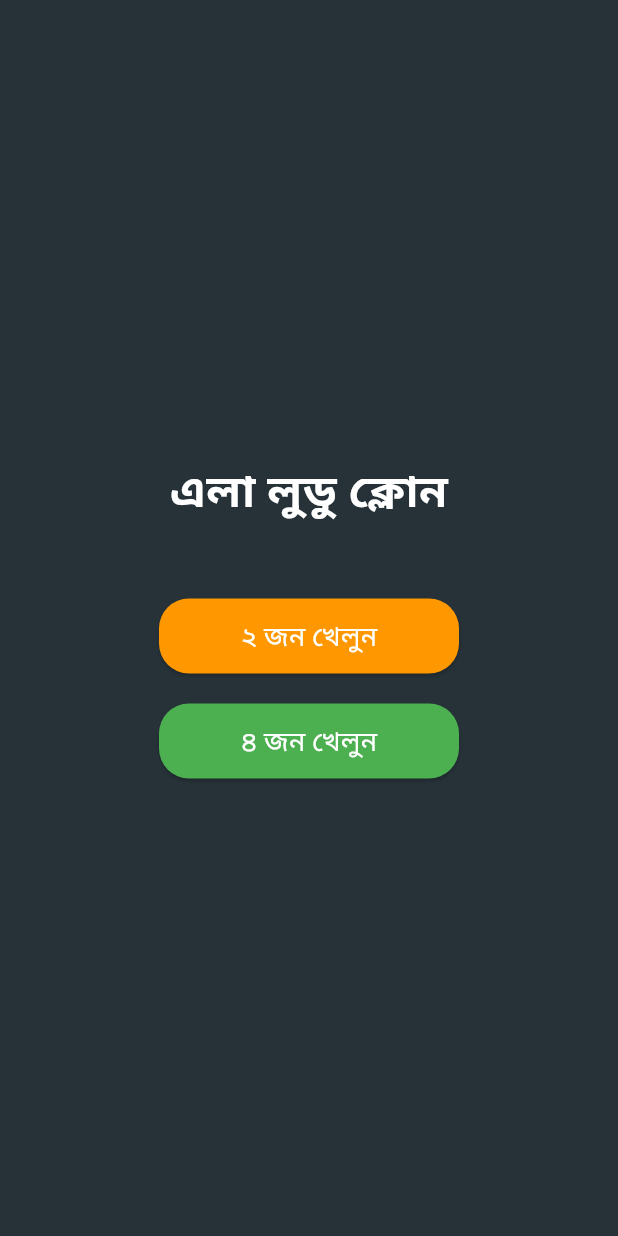
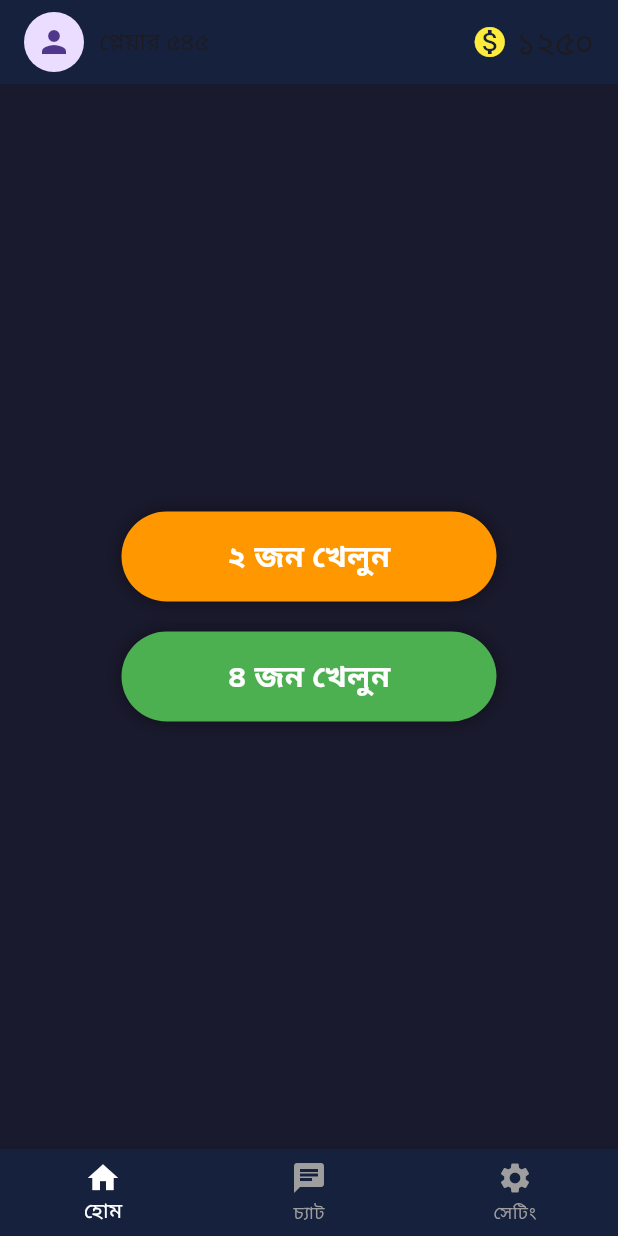
Before and after one commit to Roykk55/ludo_khela_hd, a Flutter app: the screen it shows after launch, on a phone screen of 412 x 824 dp. Run offline on Flutter 3.47's test engine with Material 3 defaults, Android fonts, the light colour scheme and no system bars.

Commit message:
Update main.dart

```diff
--- a/lib/main.dart
+++ b/lib/main.dart
@@ -16,34 +16,59 @@ class LudoHomeScreen extends StatelessWidget {
   @override
   Widget build(BuildContext context) {
     return Scaffold(
-      backgroundColor: Colors.blueGrey[900], // এলা লুডুর ব্যাকগ্রাউন্ডের মতো গাঢ় রঙ
-      body: Center(
-        child: Column(
-          mainAxisAlignment: MainAxisAlignment.center,
+      backgroundColor: Color(0xFF1A1A2E), // এলা লুডুর ডার্ক থিম
+      appBar: AppBar(
+        backgroundColor: Color(0xFF16213E),
+        title: Row(
           children: [
-            Text("এলা লুডু ক্লোন", style: TextStyle(fontSize: 30, color: Colors.white, fontWeight: FontWeight.bold)),
-            SizedBox(height: 50),
-            _buildMenuButton("২ জন খেলুন", Colors.orange),
-            SizedBox(height: 20),
-            _buildMenuButton("৪ জন খেলুন", Colors.green),
+            CircleAvatar(child: Icon(Icons.person)),
+            SizedBox(width: 10),
+            Text("প্লেয়ার ৫৪৫", style: TextStyle(fontSize: 16)),
+            Spacer(),
+            Icon(Icons.monetization_on, color: Colors.yellow),
+            Text(" ১২৫০"),
           ],
         ),
+      ),
+      body: Column(
+        children: [
+          Expanded(
+            child: Center(
+              child: Column(
+                mainAxisAlignment: MainAxisAlignment.center,
+                children: [
+                  _ludoButton("২ জন খেলুন", Colors.orange),
+                  SizedBox(height: 20),
+                  _ludoButton("৪ জন খেলুন", Colors.green),
+                ],
+              ),
+            ),
+          ),
+        ],
+      ),
+      bottomNavigationBar: BottomNavigationBar(
+        backgroundColor: Color(0xFF16213E),
+        selectedItemColor: Colors.white,
+        unselectedItemColor: Colors.grey,
+        items: [
+          BottomNavigationBarItem(icon: Icon(Icons.home), label: "হোম"),
+          BottomNavigationBarItem(icon: Icon(Icons.chat), label: "চ্যাট"),
+          BottomNavigationBarItem(icon: Icon(Icons.settings), label: "সেটিং"),
+        ],
       ),
     );
   }
 
-  Widget _buildMenuButton(String title, Color color) {
-    return SizedBox(
-      width: 200,
-      height: 50,
-      child: ElevatedButton(
-        style: ElevatedButton.styleFrom(
-          backgroundColor: color,
-          shape: RoundedRectangleBorder(borderRadius: BorderRadius.circular(20)),
-        ),
-        onPressed: () {},
-        child: Text(title, style: TextStyle(fontSize: 18, color: Colors.white)),
+  Widget _ludoButton(String text, Color color) {
+    return Container(
+      width: 250,
+      height: 60,
+      decoration: BoxDecoration(
+        color: color,
+        borderRadius: BorderRadius.circular(30),
+        boxShadow: [BoxShadow(color: Colors.black45, blurRadius: 10)],
       ),
+      child: Center(child: Text(text, style: TextStyle(fontSize: 20, color: Colors.white, fontWeight: FontWeight.bold))),
     );
   }
 }
```
